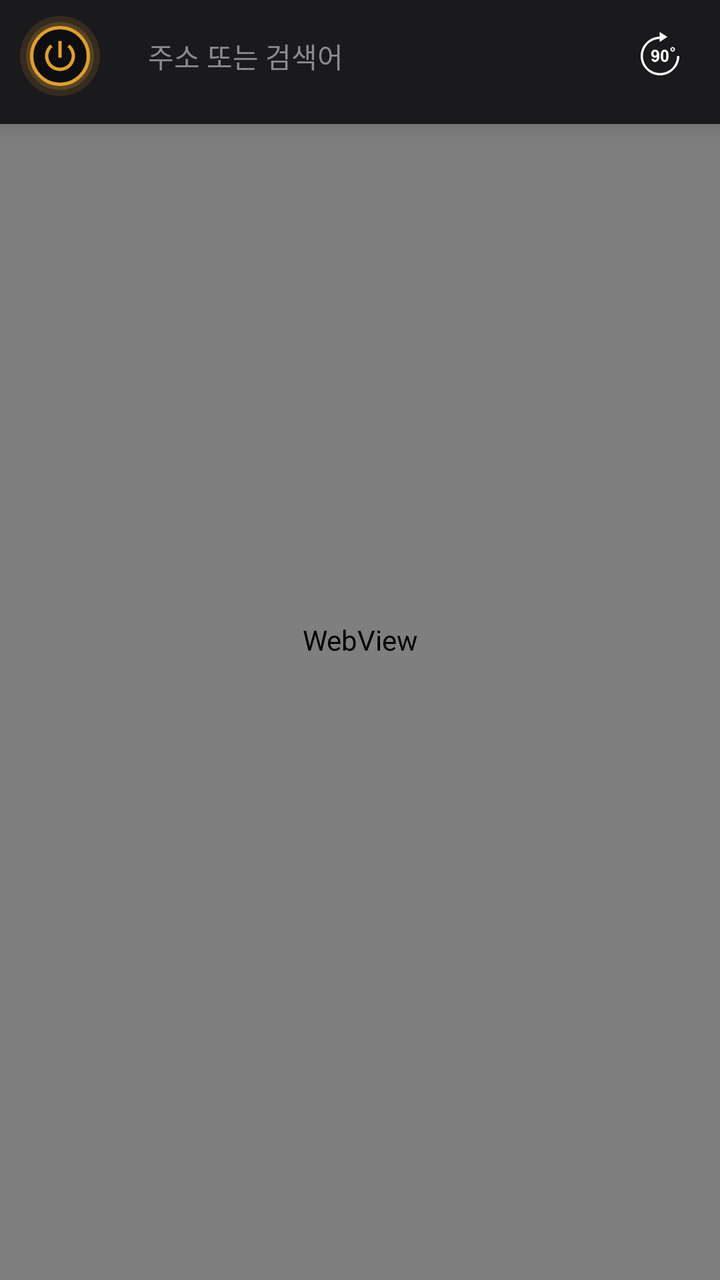
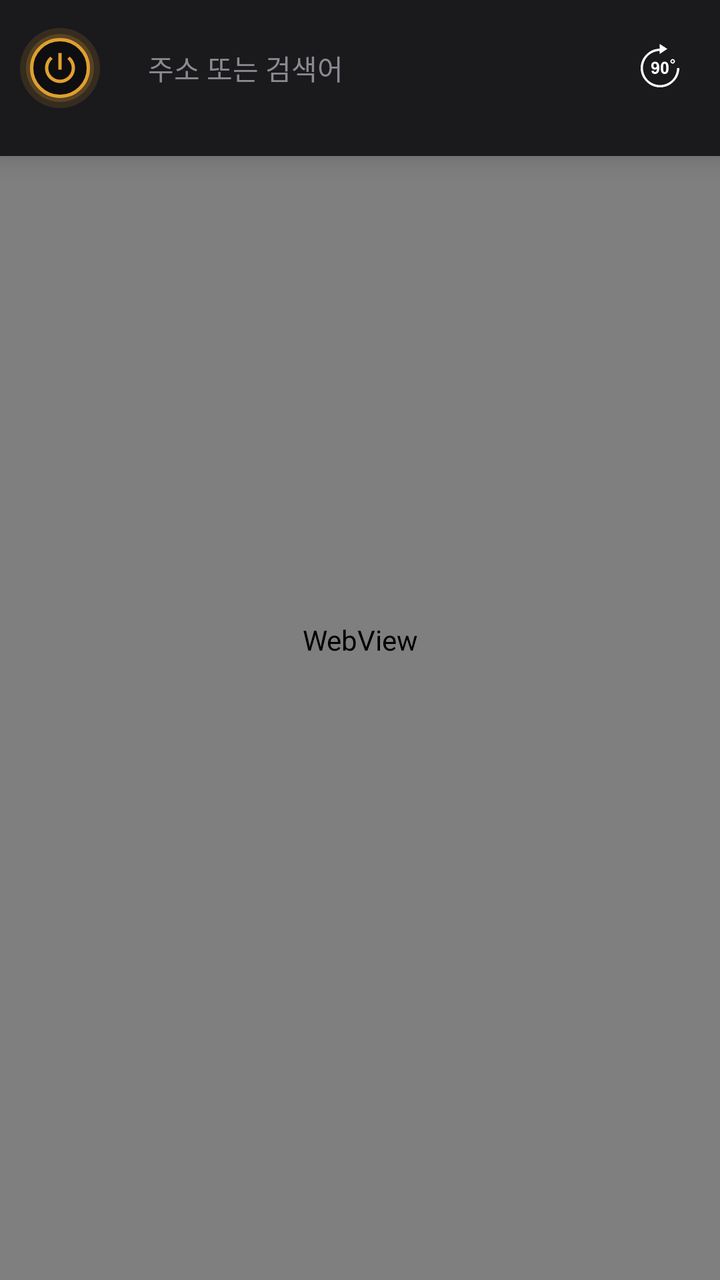

Screens rendered from an Android XML layout before and after an edit, with the pre-edit source and the edit as a unified diff.
<!-- AndroidManifest.xml: fallback theme Theme.MaterialComponents.DayNight.NoActionBar -->
<!-- res/layout/activity_browser.xml -->
<?xml version="1.0" encoding="utf-8"?>
<FrameLayout xmlns:android="http://schemas.android.com/apk/res/android"
    android:id="@+id/root"
    android:layout_width="match_parent"
    android:layout_height="match_parent"
    android:background="@color/surface">

    <FrameLayout
        android:id="@+id/shell"
        android:layout_width="match_parent"
        android:layout_height="match_parent">

        <WebView
            android:id="@+id/web"
            android:layout_width="match_parent"
            android:layout_height="match_parent"
            android:background="@color/surface" />

        
        <ImageView
            android:id="@+id/pull"
            android:layout_width="36dp"
            android:layout_height="36dp"
            android:layout_gravity="top|center_horizontal"
            android:background="@drawable/pull_backdrop"
            android:src="@drawable/ic_refresh"
            android:tint="@color/accent"
            android:scaleType="fitCenter"
            android:padding="9dp"
            android:elevation="6dp"
            android:visibility="gone"
            android:contentDescription="@string/menu_reload" />

        
        
        <LinearLayout
            android:id="@+id/bar"
            android:layout_width="match_parent"
            android:layout_height="wrap_content"
            android:orientation="vertical"
            android:background="@color/chrome"
            android:elevation="8dp">

            <LinearLayout
                android:layout_width="match_parent"
                android:layout_height="wrap_content"
                android:orientation="horizontal"
                android:gravity="center_vertical"
                android:paddingTop="8dp"
                android:paddingBottom="4dp"
                android:paddingHorizontal="10dp">

                
                
                <ImageButton
                    android:id="@+id/power"
                    android:layout_width="40dp"
                    android:layout_height="40dp"
                    android:background="@drawable/power_backdrop"
                    android:src="@drawable/ic_power"
                    android:scaleType="fitCenter"
                    android:padding="10dp"
                    android:contentDescription="@string/on" />

                <EditText
                    android:id="@+id/url"
                    android:layout_width="0dp"
                    android:layout_height="38dp"
                    android:layout_weight="1"
                    android:layout_marginStart="10dp"
                    android:background="@drawable/field"
                    android:paddingHorizontal="14dp"
                    android:hint="@string/url_hint"
                    android:imeOptions="actionGo"
                    android:inputType="textUri"
                    android:maxLines="1"
                    android:textSize="14sp"
                    android:textColor="@color/on_surface"
                    android:textColorHint="@color/muted"
                    android:importantForAutofill="no" />

                
                <ImageButton
                    android:id="@+id/rotate"
                    android:layout_width="40dp"
                    android:layout_height="40dp"
                    android:background="?attr/selectableItemBackgroundBorderless"
                    android:src="@drawable/ic_rotate"
                    android:scaleType="fitCenter"
                    android:padding="8dp"
                    android:contentDescription="@string/rotate_screen" />

                

            </LinearLayout>

            
            <View
                android:id="@+id/downloadDivider"
                android:layout_width="match_parent"
                android:layout_height="1dp"
                android:layout_marginHorizontal="14dp"
                android:background="@color/divider"
                android:visibility="gone" />

            <LinearLayout
                android:id="@+id/downloads"
                android:layout_width="match_parent"
                android:layout_height="wrap_content"
                android:orientation="vertical"
                android:paddingHorizontal="14dp"
                android:paddingTop="6dp"
                android:paddingBottom="4dp" />
        </LinearLayout>

        <ProgressBar
            android:id="@+id/progress"
            style="?android:attr/progressBarStyleHorizontal"
            android:layout_width="match_parent"
            android:layout_height="2dp"
            android:max="100"
            android:visibility="invisible" />
    </FrameLayout>

    
    <FrameLayout
        android:id="@+id/fullscreen"
        android:layout_width="match_parent"
        android:layout_height="match_parent"
        android:background="#000000"
        android:visibility="gone" />
</FrameLayout>
<!-- resources referenced by this layout -->
<resources>
  <color name="accent">#E0A030</color>
  <color name="chrome">#1A1A1D</color>
  <color name="divider">#2E2E34</color>
  <color name="muted">#8A8A90</color>
  <color name="on_surface">#E8E6E3</color>
  <color name="surface">#0E0E10</color>
  <!-- drawable field (drawable) -->
  <?xml version="1.0" encoding="utf-8"?>
  <shape xmlns:android="http://schemas.android.com/apk/res/android"
      android:shape="rectangle">
      <corners android:radius="@dimen/r_xl" />
      <solid android:color="?attr/colorSurfaceVariant" />
  </shape>
  <!-- drawable ic_power (drawable) -->
  <?xml version="1.0" encoding="utf-8"?>
  <vector xmlns:android="http://schemas.android.com/apk/res/android"
      android:width="24dp"
      android:height="24dp"
      android:viewportWidth="24"
      android:viewportHeight="24"
      android:tint="@color/accent">
      <path
          android:fillColor="#FFFFFF"
          android:pathData="M13,3h-2v10h2V3z M17.83,5.17l-1.42,1.42C17.99,7.86 19,9.81 19,12c0,3.87 -3.13,7 -7,7s-7,-3.13 -7,-7c0,-2.19 1.01,-4.14 2.58,-5.42L6.17,5.17C4.23,6.82 3,9.26 3,12c0,4.97 4.03,9 9,9s9,-4.03 9,-9C21,9.26 19.77,6.82 17.83,5.17z" />
  </vector>
  <!-- drawable ic_refresh (drawable) -->
  <?xml version="1.0" encoding="utf-8"?>
  <vector xmlns:android="http://schemas.android.com/apk/res/android"
      android:width="24dp"
      android:height="24dp"
      android:viewportWidth="24"
      android:viewportHeight="24"
      android:tint="@color/on_surface">
      <path
          android:fillColor="#FFFFFF"
          android:pathData="M17.65,6.35C16.2,4.9 14.21,4 12,4c-4.42,0 -7.99,3.58 -8,8s3.58,8 8,8c3.73,0 6.84,-2.55 7.73,-6h-2.08c-0.82,2.33 -3.04,4 -5.65,4c-3.31,0 -6,-2.69 -6,-6s2.69,-6 6,-6c1.66,0 3.14,0.69 4.22,1.78L13,11h7V4L17.65,6.35z" />
  </vector>
  <!-- drawable ic_rotate: png bitmap (drawable-hdpi, 1038 bytes) -->
  <!-- drawable power_backdrop (drawable) -->
  <?xml version="1.0" encoding="utf-8"?>
  <layer-list xmlns:android="http://schemas.android.com/apk/res/android">
      <item>
          <shape android:shape="oval">
              <solid android:color="#22E0A030" />
          </shape>
      </item>
      <item android:left="3dp" android:top="3dp" android:right="3dp" android:bottom="3dp">
          <shape android:shape="oval">
              <solid android:color="#33E0A030" />
          </shape>
      </item>
      <item android:left="5dp" android:top="5dp" android:right="5dp" android:bottom="5dp">
          <shape android:shape="oval">
              <solid android:color="@color/surface" />
              <stroke android:width="1.5dp" android:color="@color/accent" />
          </shape>
      </item>
  </layer-list>
  <!-- drawable pull_backdrop (drawable) -->
  <?xml version="1.0" encoding="utf-8"?>
  <layer-list xmlns:android="http://schemas.android.com/apk/res/android">
      <item>
          <shape android:shape="oval">
              <solid android:color="@color/chrome" />
              <stroke android:width="1dp" android:color="@color/divider" />
          </shape>
      </item>
  </layer-list>
  <string name="menu_reload">새로고침</string>
  <string name="on">켜짐</string>
  <string name="rotate_screen">화면 회전</string>
  <string name="url_hint">주소 또는 검색어</string>
  <dimen name="r_xl">20dp</dimen>
</resources>

<!-- the commit's change to res/layout/activity_browser.xml (unified diff, before → after) -->
@@ -46,8 +46,8 @@
                 android:layout_height="wrap_content"
                 android:orientation="horizontal"
                 android:gravity="center_vertical"
-                android:paddingTop="8dp"
-                android:paddingBottom="4dp"
+                android:paddingTop="14dp"
+                android:paddingBottom="14dp"
                 android:paddingHorizontal="10dp">
 
                 
